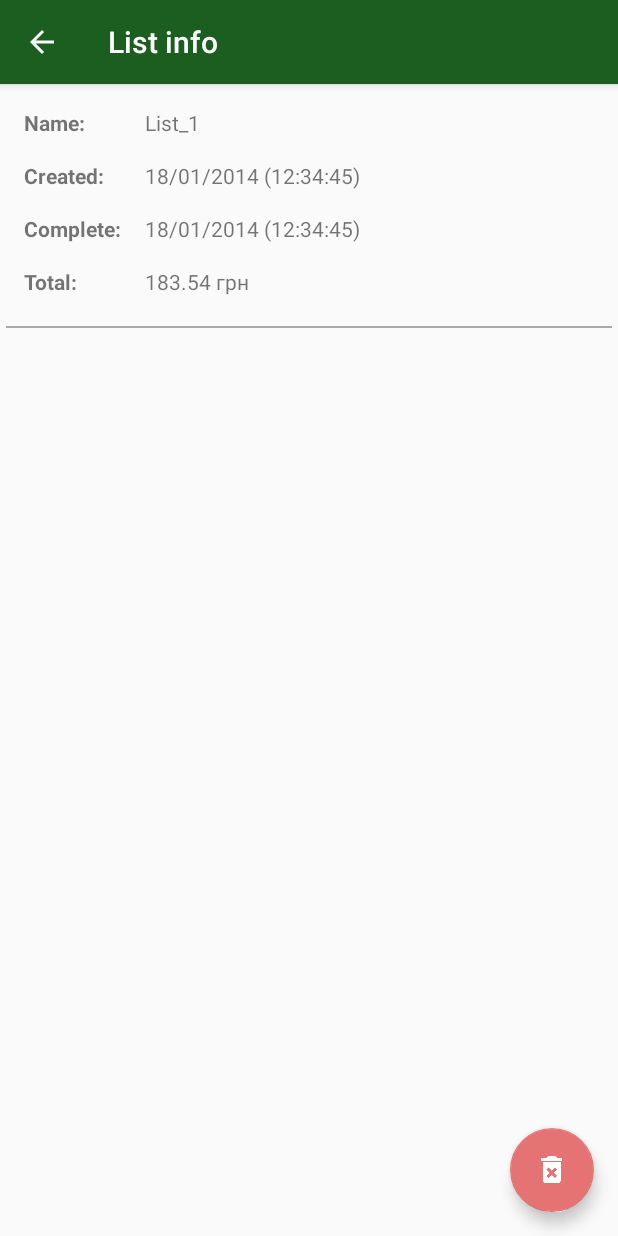
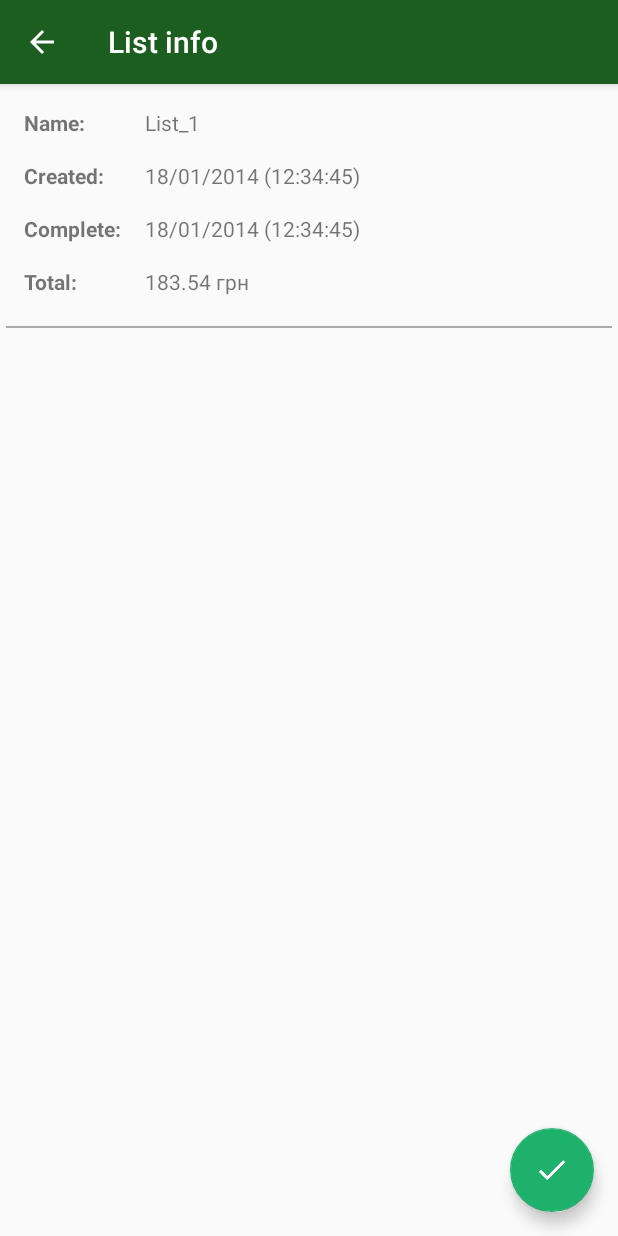
Before and after one commit to takeoffmymonkey/dev_Groceries2, an Android app: the ListInfoActivity screen opened directly, with no data from a screen before it, on a phone screen of 412 x 824 dp. Run offline under Robolectric (Android 15) with nearby library versions, the light colour scheme and no system bars; pictures from the network do not load; 7 statements that could not run were skipped.

Commit message:
approving list in list info (bug with selection)

```diff
--- a/app/src/main/java/com/example/android/groceries2/activities/ListInfoActivity.java
+++ b/app/src/main/java/com/example/android/groceries2/activities/ListInfoActivity.java
@@ -60,9 +60,21 @@ public class ListInfoActivity extends AppCompatActivity {
                 findViewById(R.id.fab_delete_list);
 
 
+        FloatingActionButton fabApproveList = (FloatingActionButton)
+                findViewById(R.id.fab_approve_list);
+
         //Get listNameString from intent
         final String listName = getIntent().getStringExtra("listName");
         final int listVersion = getIntent().getIntExtra("listVersion", 0);
+
+        //Check if this list is active
+        if (listVersion == dbHelper.getActiveListVersion()) {
+            fabApproveList.setVisibility(View.VISIBLE);
+            fabDeleteList.setVisibility(View.GONE);
+        } else {
+            fabApproveList.setVisibility(View.GONE);
+            fabDeleteList.setVisibility(View.VISIBLE);
+        }
 
         //Get data from log table
         Cursor cursorLog = db.query(LOG_TABLE_NAME,
--- a/app/src/main/res/layout/activity_list.xml
+++ b/app/src/main/res/layout/activity_list.xml
@@ -116,4 +116,17 @@
         android:src="@mipmap/ic_delete_forever_white_24dp" />
 
 
+
+    <android.support.design.widget.FloatingActionButton
+        android:id="@+id/fab_approve_list"
+        android:layout_width="wrap_content"
+        android:layout_height="wrap_content"
+        android:layout_alignParentBottom="true"
+        android:layout_alignParentRight="true"
+        app:backgroundTint="@color/colorGreen"
+        android:layout_margin="16dp"
+        android:src="@mipmap/ic_check_white_24dp" />
+
+
+
 </RelativeLayout>
```
